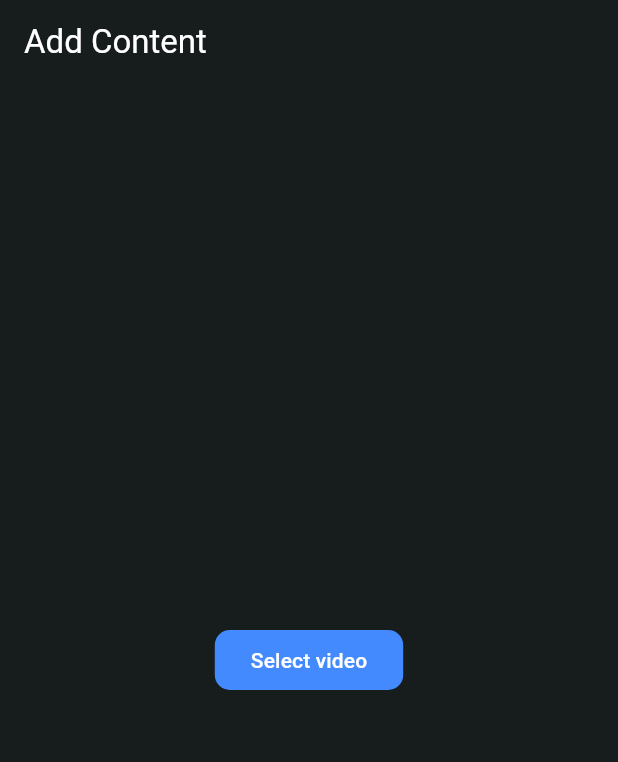
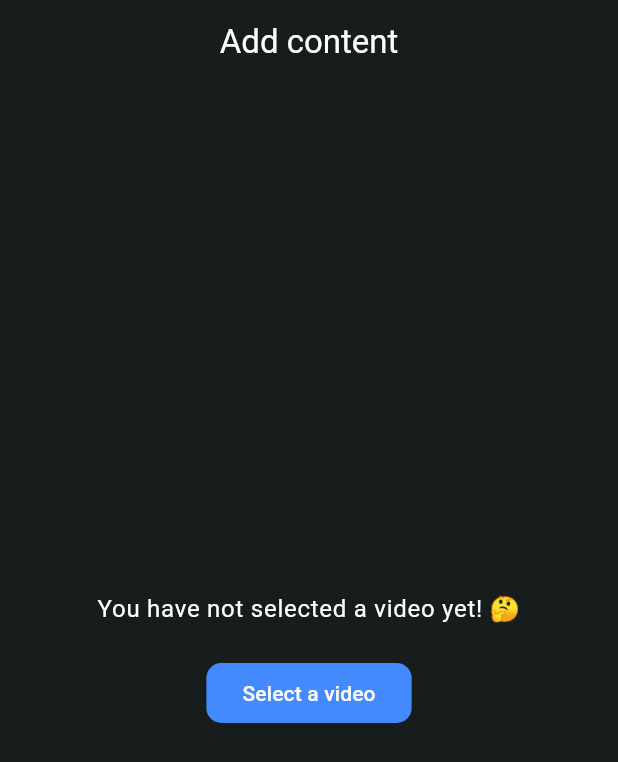
Before and after one commit to Infvyr/flutter_social_media_clean_architecture, a Flutter app: the AddContentScreen screen opened by its route, on a phone screen of 412 x 824 dp. Shown: the top 762 px of the screen. Run offline on Flutter 3.47's test engine with Material 2 defaults, Android fonts, the phone set to English and light mode, and no system bars; our stand-ins replace equatable, flutter_bloc, formz, go_router, hive_flutter, image_picker and 1 more; accounts and stored records are empty.

Commit message:
upload video to the add content screen

```diff
--- a/lib/main.dart
+++ b/lib/main.dart
@@ -1,5 +1,6 @@
 import 'package:flutter/material.dart';
 import 'package:flutter_bloc/flutter_bloc.dart';
+import 'package:flutter_social_media_with_clean_architecture/src/features/content/presentation/blocs/add_content/add_content_cubit.dart';
 import 'package:hive_flutter/hive_flutter.dart';
 
 import 'src/config/index.dart';
@@ -81,6 +82,7 @@ class MainApp extends StatelessWidget {
               ),
             )..add(const GetDiscoverUsersEvent()),
           ),
+          BlocProvider(create: (context) => AddContentCubit()),
         ],
         child: Builder(
           builder: (context) {
--- a/lib/src/config/app_router.dart
+++ b/lib/src/config/app_router.dart
@@ -1,13 +1,13 @@
 import 'dart:async' show Stream, StreamSubscription;
 
 import 'package:flutter/widgets.dart';
-import 'package:flutter_social_media_with_clean_architecture/src/features/content/presentation/index.dart';
 import 'package:go_router/go_router.dart';
 
 import '../constants/index.dart';
 import '../features/auth/data/data_sources/index.dart';
 import '../features/auth/presentation/blocs/auth/auth_bloc.dart';
 import '../features/auth/presentation/index.dart';
+import '../features/content/presentation/index.dart';
 import '../features/feed/presentation/index.dart';
 
 class AppRouter {
--- a/lib/src/features/content/presentation/add_content_screen.dart
+++ /dev/null
@@ -1,58 +0,0 @@
-import 'dart:io';
-
-import 'package:flutter/material.dart';
-import 'package:image_picker/image_picker.dart';
-import 'package:path/path.dart';
-import 'package:path_provider/path_provider.dart';
-
-class AddContentScreen extends StatefulWidget {
-  const AddContentScreen({super.key});
-
-  @override
-  State<AddContentScreen> createState() => _AddContentScreenState();
-}
-
-class _AddContentScreenState extends State<AddContentScreen> {
-  Future<void> handleVideoUpload(BuildContext context) async {
-    XFile? video = await ImagePicker().pickVideo(
-      source: ImageSource.gallery,
-    );
-    if (video == null) {
-      return;
-    }
-    final directory = await getApplicationDocumentsDirectory();
-    final fileName = basename(video.path);
-    final savedVideo = await File(video.path).copy('${directory.path}/$fileName');
-
-    if (await savedVideo.exists()) {
-      if (context.mounted) {
-        ScaffoldMessenger.of(context)
-          ..hideCurrentSnackBar()
-          ..showSnackBar(
-            const SnackBar(
-              content: Text('Unfortunatly, this video has already been uploaded. Please select another video!'),
-            ),
-          );
-      }
-      return;
-    } else {
-      debugPrint('Video does not exist $savedVideo');
-      // TODO: upload the video
-    }
-  }
-
-  @override
-  Widget build(BuildContext context) {
-    return Scaffold(
-      appBar: AppBar(
-        title: const Text('Add Content'),
-      ),
-      body: Center(
-        child: FilledButton(
-          onPressed: () async => await handleVideoUpload(context),
-          child: const Text('Select video'),
-        ),
-      ),
-    );
-  }
-}
--- /dev/null
+++ b/lib/src/features/content/presentation/blocs/add_content/add_content_state.dart
@@ -0,0 +1,38 @@
+part of 'add_content_cubit.dart';
+
+enum AddContentStatus { initial, submitting, success, error }
+
+class AddContentState extends Equatable {
+  const AddContentState({
+    required this.video,
+    required this.caption,
+    required this.status,
+  });
+
+  final File? video;
+  final String caption;
+  final AddContentStatus status;
+
+  factory AddContentState.initial() {
+    return const AddContentState(
+      video: null,
+      caption: '',
+      status: AddContentStatus.initial,
+    );
+  }
+
+  AddContentState copyWith({
+    File? video,
+    String? caption,
+    AddContentStatus? status,
+  }) {
+    return AddContentState(
+      video: video ?? this.video,
+      caption: caption ?? this.caption,
+      status: status ?? this.status,
+    );
+  }
+
+  @override
+  List<Object?> get props => [video, caption, status];
+}
--- a/lib/src/features/content/presentation/index.dart
+++ b/lib/src/features/content/presentation/index.dart
@@ -1 +1 @@
-export 'add_content_screen.dart';
+export 'view/add_content_screen.dart';
--- /dev/null
+++ b/lib/src/features/content/presentation/view/add_content_screen.dart
@@ -0,0 +1,91 @@
+import 'dart:io';
+
+import 'package:flutter/material.dart';
+import 'package:flutter_bloc/flutter_bloc.dart';
+import 'package:flutter_social_media_with_clean_architecture/src/features/content/presentation/blocs/add_content/add_content_cubit.dart';
+import 'package:image_picker/image_picker.dart';
+import 'package:path/path.dart';
+import 'package:path_provider/path_provider.dart';
+
+import '../../../../shared/presentation/index.dart';
+
+class AddContentScreen extends StatefulWidget {
+  const AddContentScreen({super.key});
+
+  @override
+  State<AddContentScreen> createState() => _AddContentScreenState();
+}
+
+class _AddContentScreenState extends State<AddContentScreen> {
+  Future<File?> handleVideoUpload() async {
+    try {
+      XFile? video = await ImagePicker().pickVideo(
+        source: ImageSource.gallery,
+      );
+      if (video == null) {
+        return null;
+      }
+      final directory = await getApplicationDocumentsDirectory();
+      final fileName = basename(video.path);
+      final savedVideo = await File(video.path).copy('${directory.path}/$fileName');
+      return savedVideo;
+    } catch (e) {
+      throw Exception(e);
+    }
+  }
+
+  @override
+  Widget build(BuildContext context) {
+    return BlocConsumer<AddContentCubit, AddContentState>(
+      listener: (context, state) {},
+      builder: (context, state) {
+        return Scaffold(
+          appBar: AppBar(
+            title: const Text('Add content'),
+            centerTitle: true,
+            actions: [
+              state.video != null
+                  ? IconButton(
+                      onPressed: () => context.read<AddContentCubit>().reset(),
+                      icon: const Icon(Icons.restore_rounded),
+                    )
+                  : const SizedBox.shrink(),
+            ],
+          ),
+          body: state.video == null
+              ? Center(
+                  child: Padding(
+                    padding: const EdgeInsets.all(20.0),
+                    child: Column(
+                      mainAxisAlignment: MainAxisAlignment.center,
+                      children: [
+                        Text(
+                          'You have not selected a video yet! 🤔',
+                          textAlign: TextAlign.center,
+                          style: Theme.of(context).textTheme.bodyLarge,
+                        ),
+                        const SizedBox(height: 20),
+                        FilledButton(
+                          onPressed: () async {
+                            await handleVideoUpload().then((video) {
+                              if (video != null) {
+                                context.read<AddContentCubit>().videoChanged(video);
+                              }
+                            });
+                          },
+                          child: const Text('Select a video'),
+                        ),
+                      ],
+                    ),
+                  ),
+                )
+              : state.video != null
+                  ? VideoPlayerItem(assetPath: state.video!.path)
+                  : const Center(
+                      child: Text('Something went wrong!'),
+                    ),
+        );
+      },
+    );
+  }
+}
--- a/lib/src/shared/presentation/widgets/video_player/video_player_item.dart
+++ b/lib/src/shared/presentation/widgets/video_player/video_player_item.dart
@@ -1,3 +1,5 @@
+import 'dart:io' show File;
+
 import 'package:flutter/material.dart';
 import 'package:video_player/video_player.dart';
 
@@ -25,7 +27,9 @@ class _VideoPlayerItemState extends State<VideoPlayerItem> {
   @override
   void initState() {
     super.initState();
-    _controller = VideoPlayerController.asset(widget.assetPath)
+    _controller = widget.assetPath.startsWith('assets')
+        ? VideoPlayerController.asset(widget.assetPath)
+        : VideoPlayerController.file(File(widget.assetPath))
       ..initialize().then(
         (_) {
           // Ensure the first frame is shown after the video is initialized,
```
Also changed, not shown: lib/src/features/content/presentation/blocs/add_content/add_content_cubit.dart (added, +39 -0 lines).
